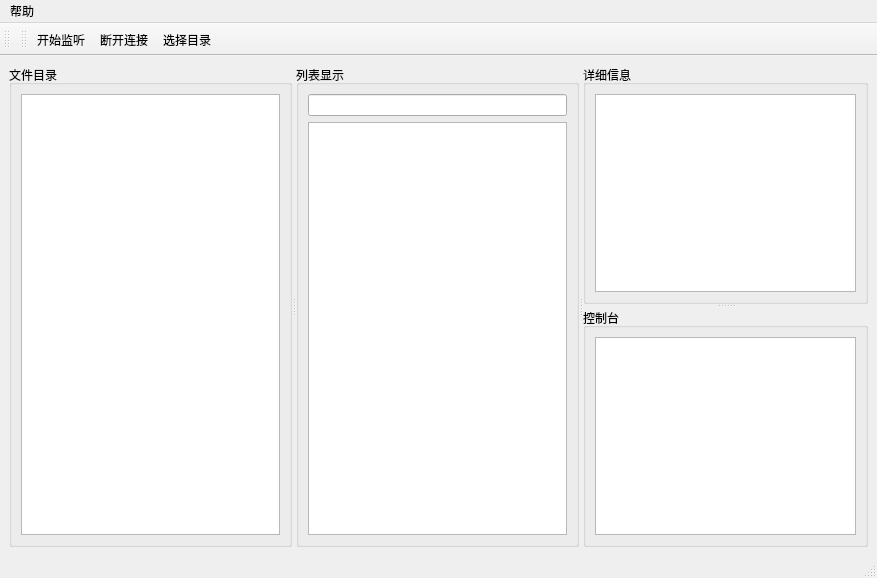
First picture: the form in src/FileServer/mainwindow.ui, repository coldowl/QtFileTransfer, before the edit.
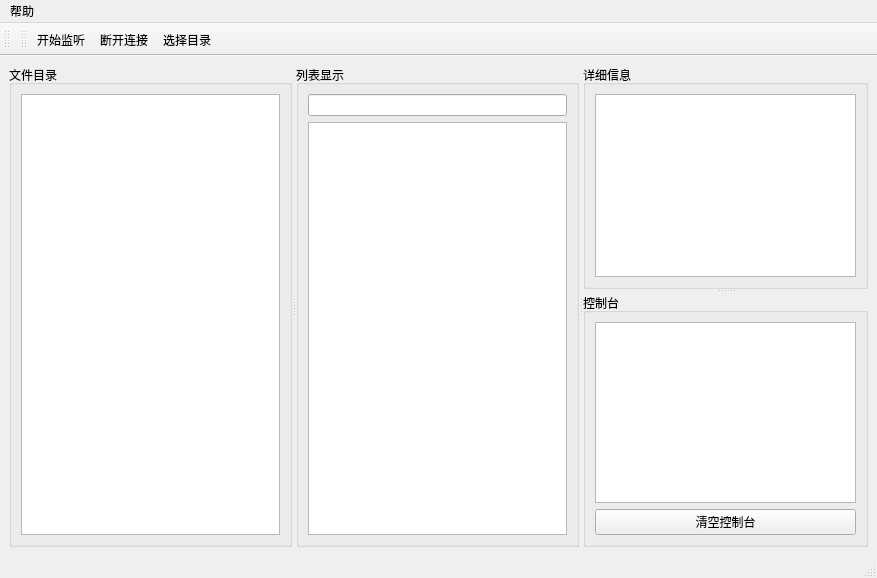
Second picture: the form after the edit.

The edit to the form file:
```diff
--- a/src/FileServer/mainwindow.ui
+++ b/src/FileServer/mainwindow.ui
@@ -74,6 +74,13 @@
           <item row="0" column="0">
            <widget class="QTextBrowser" name="textBrowser"/>
           </item>
+          <item row="1" column="0">
+           <widget class="QPushButton" name="pushButton">
+            <property name="text">
+             <string>清空控制台</string>
+            </property>
+           </widget>
+          </item>
          </layout>
         </widget>
        </widget>
```
Left out of the diff: 19 changed lines with no effect on the pictures.
